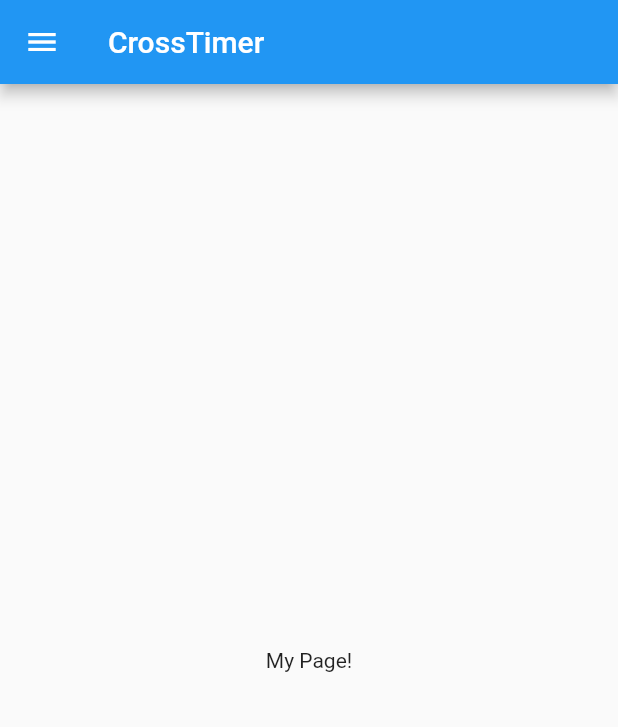
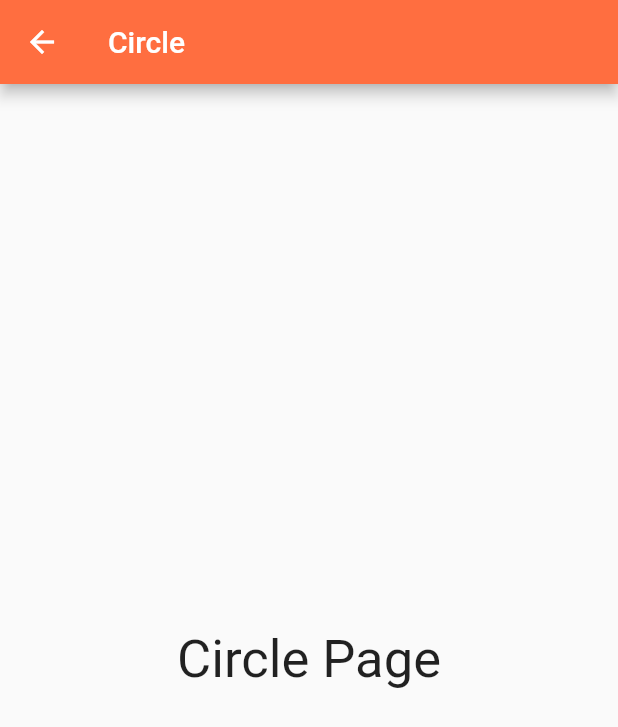
Before and after one commit to amittel/crosstimer-mobile, a Flutter app: the screen it shows after launch, in the side drawer, after a tap on "Zirkel", on a phone screen of 412 x 824 dp. Shown: the top 727 px of the screen. Run offline on Flutter 3.47's test engine with Material 2 defaults, Android fonts, the phone set to English and light mode, and no system bars.

Commit message:
Added first navigation

```diff
--- /dev/null
+++ b/lib/circle.dart
@@ -0,0 +1,21 @@
+import 'package:flutter/material.dart';
+
+class Circle extends StatefulWidget {
+  @override
+  CircleState createState() => new CircleState();
+}
+
+class CircleState extends State<Circle> {
+  @override
+  Widget build(BuildContext context) {
+    return new Scaffold(
+      appBar: new AppBar(
+        title: new Text('Circle'),
+        backgroundColor: Colors.deepOrangeAccent,
+      ),
+      body: new Center(
+        child: new Text("Circle Page", style: new TextStyle(fontSize: 35.0)),
+      ),
+    );
+  }
+}
--- a/lib/main.dart
+++ b/lib/main.dart
@@ -1,4 +1,6 @@
 import 'package:flutter/material.dart';
+
+import './circle.dart';
 
 void main() => runApp(MyApp());
 
@@ -10,6 +12,10 @@ class MyApp extends StatelessWidget {
     return MaterialApp(
       title: appTitle,
       home: MyHomePage(title: appTitle),
+       routes: <String, WidgetBuilder>{
+      '/circle': (BuildContext context) => new Circle(),
+      //'/page3': (BuildContext context) => new Page3()
+},
     );
   }
 }
@@ -42,10 +48,8 @@ class MyHomePage extends StatelessWidget {
               title: Text('Zirkel'),
               trailing: Icon(Icons.settings_backup_restore),
               onTap: () {
-                // Update the state of the app
-                // ...
-                // Then close the drawer
-                Navigator.pop(context);
+                Navigator.of(context).pop();
+                Navigator.of(context).pushNamed('/circle');
               },
             ),
             ListTile(
```
